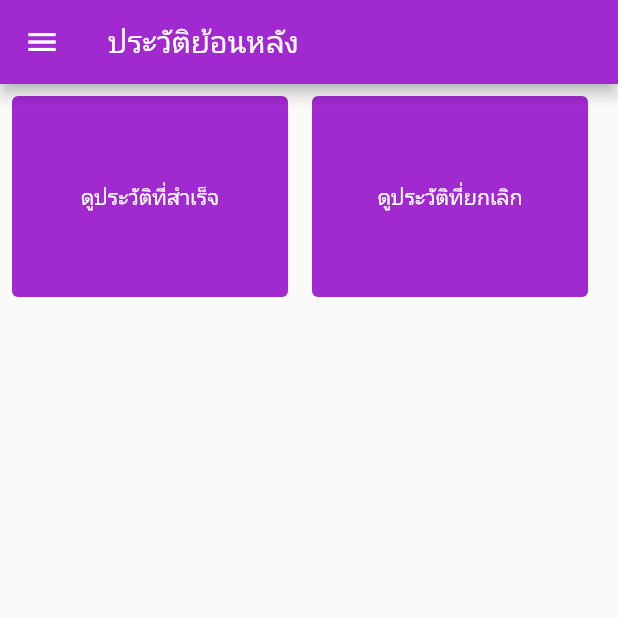
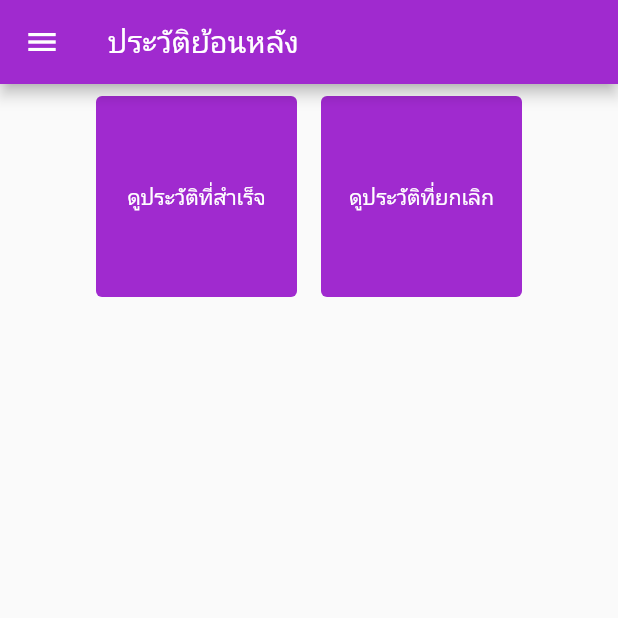
Before and after one commit to asanmankaket/appsan2, a Flutter app: the BackUp screen opened by its route, on a phone screen of 412 x 824 dp, the top half of it. Run offline on Flutter 3.47's test engine with Material 2 defaults, Android fonts, the phone set to English and light mode, and no system bars; our stand-ins replace flutter_easyloading, google_maps_flutter, image_picker, numberpicker, shared_preferences; missing offline and left inert: age_calculator, qrscan; accounts and stored records are empty; project files that could hold a hidden picture were left out.

Commit message:
updateSizeBackup

```diff
--- a/lib/views/bcome/_login.dart
+++ b/lib/views/bcome/_login.dart
@@ -213,7 +213,7 @@ class _MyHomePageState extends State<MyHomePage> {
                       height: 5,
                     ),
                     const Text(
-                      'or',
+                      'หรือ',
                       style: TextStyle(color: Colors.purple),
                     ),
                     const SizedBox(
--- a/lib/views/booking/backup.dart
+++ b/lib/views/booking/backup.dart
@@ -14,11 +14,12 @@ class BackUp extends StatelessWidget {
         backgroundColor: const Color.fromARGB(255, 160, 42, 207),
       ),
       body: Row(
+        mainAxisAlignment: MainAxisAlignment.center,
         children: <Widget>[
           Container(
             padding: const EdgeInsets.all(8),
             height: 150,
-            width: 200,
+            width: 150,
             child: TextButton(
               onPressed: (() {
                 Navigator.push(
@@ -37,7 +38,7 @@ class BackUp extends StatelessWidget {
           Container(
             padding: const EdgeInsets.all(8),
             height: 150,
-            width: 200,
+            width: 150,
             child: TextButton(
               onPressed: (() {
                 Navigator.push(
```
